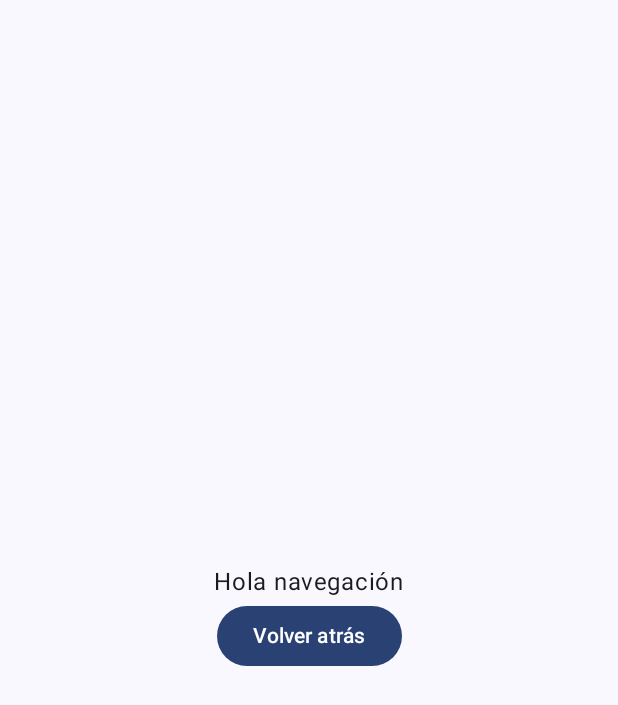
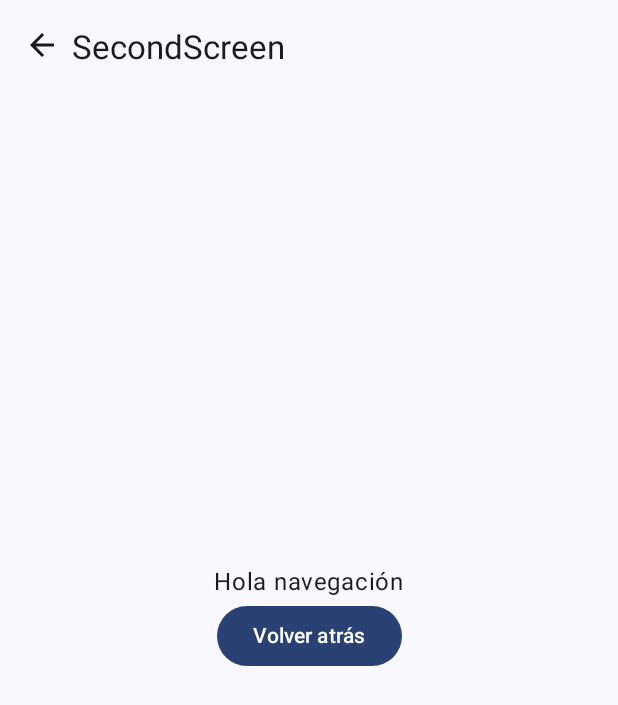
Before and after one commit to marodriguezd/CursoAndroid, an Android app built with Jetpack Compose: the SecondScreen screen opened through its navigation route, on a phone screen of 412 x 824 dp. Shown: the top 705 px of the screen. Run offline under Robolectric (Android 15) with nearby library versions, the phone set to English and light mode, and no system bars.

Commit message:
Casi terminado CÓMO Navegar entre Pantallas en JETPACK COMPOSE | #5

```diff
--- a/AndroidStudioProjects/JetpackCompeNavigation/app/src/main/java/com/marodriguezd/jetpackcompenavigation/screens/FirstScreen.kt
+++ b/AndroidStudioProjects/JetpackCompeNavigation/app/src/main/java/com/marodriguezd/jetpackcompenavigation/screens/FirstScreen.kt
@@ -5,8 +5,10 @@ import androidx.compose.foundation.layout.Arrangement
 import androidx.compose.foundation.layout.Column
 import androidx.compose.foundation.layout.fillMaxSize
 import androidx.compose.material3.Button
+import androidx.compose.material3.ExperimentalMaterial3Api
 import androidx.compose.material3.Scaffold
 import androidx.compose.material3.Text
+import androidx.compose.material3.TopAppBar
 import androidx.compose.runtime.Composable
 import androidx.compose.ui.Alignment
 import androidx.compose.ui.Modifier
@@ -14,10 +16,16 @@ import androidx.compose.ui.tooling.preview.Preview
 import androidx.navigation.NavController
 import com.marodriguezd.jetpackcompenavigation.navigation.AppScreens
 
+@OptIn(ExperimentalMaterial3Api::class)
 @SuppressLint("UnusedMaterial3ScaffoldPaddingParameter")  // Sin esto daba error.
 @Composable
 fun FirstScreen(navController: NavController) {
-    Scaffold {  // Elemento gráfico para estructurar los elementos más típicos de una pantalla.
+    // Al usar el Scaffold opdemos añadir el parámetro topBar
+    Scaffold(topBar = {
+        TopAppBar(title = {
+            Text(text = "FirstScreen")
+        })
+    }) {  // Elemento gráfico para estructurar los elementos más típicos de una pantalla.
         BodyContent(navController)
     }
 }
--- a/AndroidStudioProjects/JetpackCompeNavigation/app/src/main/java/com/marodriguezd/jetpackcompenavigation/screens/SecondScreen.kt
+++ b/AndroidStudioProjects/JetpackCompeNavigation/app/src/main/java/com/marodriguezd/jetpackcompenavigation/screens/SecondScreen.kt
@@ -1,23 +1,44 @@
 package com.marodriguezd.jetpackcompenavigation.screens
 
 import android.annotation.SuppressLint
+import androidx.compose.foundation.clickable
 import androidx.compose.foundation.layout.Arrangement
 import androidx.compose.foundation.layout.Column
+import androidx.compose.foundation.layout.Spacer
 import androidx.compose.foundation.layout.fillMaxSize
+import androidx.compose.foundation.layout.width
+import androidx.compose.material.icons.Icons
+import androidx.compose.material.icons.filled.ArrowBack
 import androidx.compose.material3.Button
+import androidx.compose.material3.ExperimentalMaterial3Api
+import androidx.compose.material3.Icon
 import androidx.compose.material3.Scaffold
 import androidx.compose.material3.Text
+import androidx.compose.material3.TopAppBar
 import androidx.compose.runtime.Composable
 import androidx.compose.ui.Alignment
 import androidx.compose.ui.Modifier
 import androidx.compose.ui.tooling.preview.Preview
+import androidx.compose.ui.unit.dp
 import androidx.navigation.NavController
 import com.marodriguezd.jetpackcompenavigation.navigation.AppScreens
 
+@OptIn(ExperimentalMaterial3Api::class)
 @SuppressLint("UnusedMaterial3ScaffoldPaddingParameter")  // Sin esto daba error.
 @Composable
 fun SecondScreen(navController: NavController) {
-    Scaffold {  // Elemento gráfico para estructurar los elementos más típicos de una pantalla.
+    Scaffold(topBar = {
+        TopAppBar(title = {
+            // Vamos a añadir una flecha para volver atrás
+            Icon(imageVector = Icons.Default.ArrowBack,
+                contentDescription = "Arrow back",
+                modifier = Modifier.clickable {
+                    navController.popBackStack()
+                })
+            Spacer(modifier = Modifier.width(8.dp))  // No funciona
+            Text(text = "      SecondScreen")  // No es la mejor opción pero va.
+        })
+    }) {  // Elemento gráfico para estructurar los elementos más típicos de una pantalla.
         SecondBodyContent(navController)
     }
 }
@@ -32,7 +53,8 @@ fun SecondBodyContent(navController: NavController) {
     ) {
         Text("Hola navegación")
         Button(onClick = {
-            navController.navigate(route = AppScreens.FirstScreen.route)
+            // navController.navigate(route = AppScreens.FirstScreen.route)
+            navController.popBackStack()  // Esto es mejor que lo de arriba, ya que directamente devuelve a la anterior.
         }) {
             Text("Volver atrás")
         }
```
